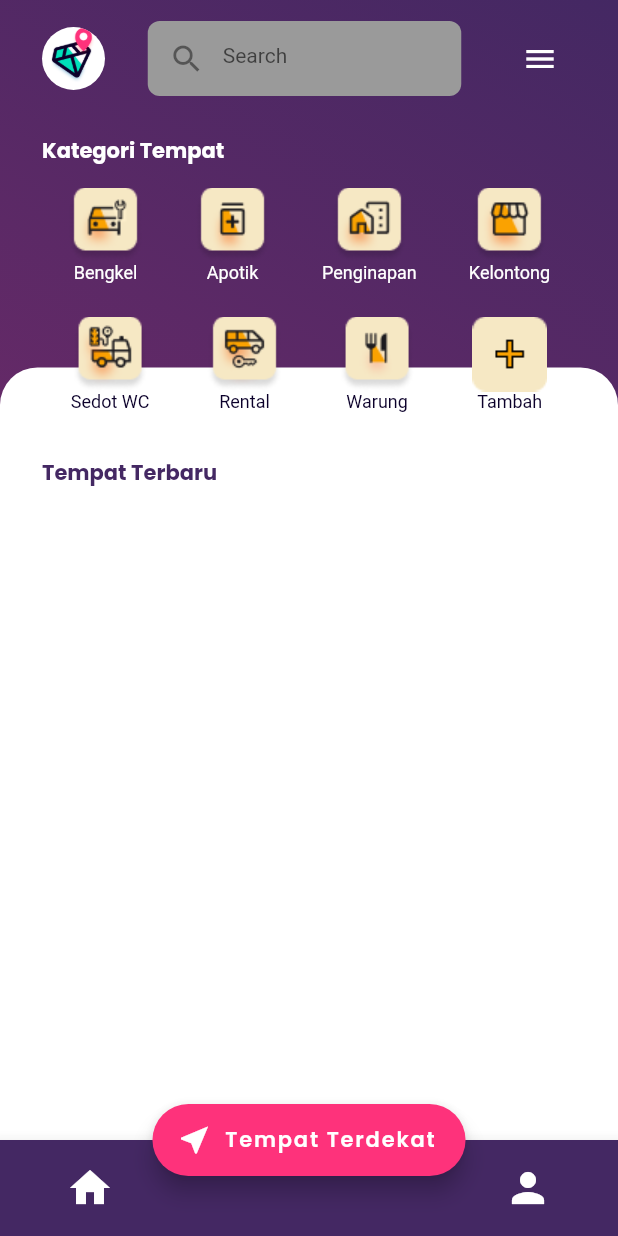
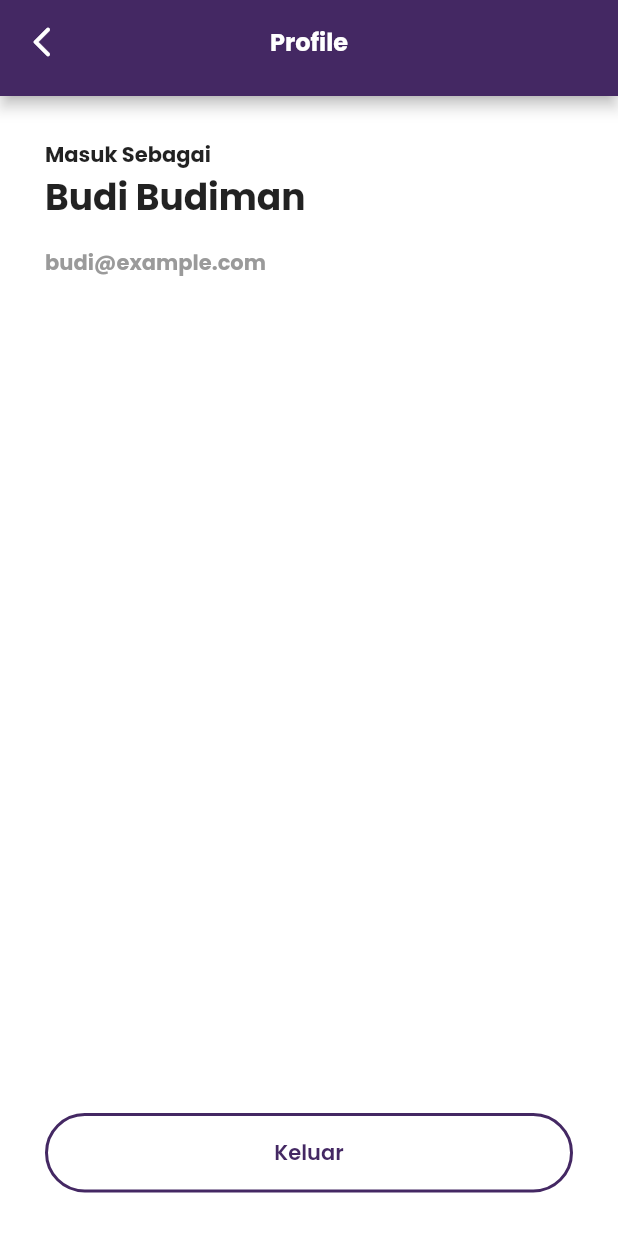
Before and after one commit to CPSG-09/hiddengems, a Flutter app: the HomePage screen opened by its route, after a tap on the "person" icon, on a phone screen of 412 x 824 dp. Run offline on Flutter 3.47's test engine with Material 2 defaults, Android fonts, the phone set to English and light mode, and no system bars; our stand-ins replace firebase_core, google_fonts; missing offline and left inert: cloud_firestore_web, firebase_auth_web, firebase_core_web, firebase_storage_web; accounts and stored records are empty; Roboto replaces fonts that are missing (Heebo).

Commit message:
Penambahan Slicing Home Page, Profile Page, Tambah Tempat Page

```diff
--- a/lib/main.dart
+++ b/lib/main.dart
@@ -2,8 +2,10 @@ import 'package:flutter/material.dart';
 import 'package:hiddengems/common/utils.dart';
 import 'package:hiddengems/persentation/pages/home_page.dart';
 import 'package:hiddengems/persentation/pages/login_page.dart';
+import 'package:hiddengems/persentation/pages/profile_page.dart';
 import 'package:hiddengems/persentation/pages/signup_page.dart';
 import 'package:hiddengems/persentation/pages/splash_page.dart';
+import 'package:hiddengems/persentation/pages/tambah_tampat_page.dart';
 
 void main() {
   runApp(const MyApp());
@@ -37,6 +39,10 @@ class MyApp extends StatelessWidget {
             return MaterialPageRoute(builder: (_) => const SignUpPage());
           case HomePage.ROUTE_NAME:
             return MaterialPageRoute(builder: (_) => const HomePage());
+          case ProfilePage.ROUTE_NAME:
+            return MaterialPageRoute(builder: (_) => const ProfilePage());
+          case TambahTempatPage.ROUTE_NAME:
+            return MaterialPageRoute(builder: (_) => const TambahTempatPage());
           default:
             return MaterialPageRoute(builder: (_) {
               return const Scaffold(
--- a/lib/persentation/pages/home_page.dart
+++ b/lib/persentation/pages/home_page.dart
@@ -1,6 +1,9 @@
 import 'package:flutter/material.dart';
 import 'package:hiddengems/common/constants.dart';
+import 'package:hiddengems/persentation/pages/profile_page.dart';
+import 'package:hiddengems/persentation/pages/tambah_tampat_page.dart';
 import 'package:hiddengems/persentation/widgets/icon_menu.dart';
+import 'package:hiddengems/persentation/widgets/item_card.dart';
 
 class HomePage extends StatefulWidget {
   static const ROUTE_NAME = '/home';
@@ -30,8 +33,11 @@ class _HomePageState extends State<HomePage> {
                 icon: const Icon(Icons.home, size: 32, color: kWhite),
               ),
               IconButton(
-                onPressed: () {},
-                icon: const Icon(Icons.person, size: 32, color: kWhite),
+                onPressed: () {
+                  Navigator.pushNamed(context, ProfilePage.ROUTE_NAME);
+                },
+                icon: const CircleAvatar(
+                    child: Icon(Icons.person, size: 32, color: kWhite)),
               ),
             ],
           ),
@@ -160,13 +166,13 @@ class _HomePageState extends State<HomePage> {
                                   onTap: () {},
                                 ),
                                 IconMenu(
-                                  title: 'Kelontong',
+                                  title: 'Warung Kelontong',
                                   image: 'assets/icons/icon_kelontong.png',
                                   onTap: () {},
                                 ),
                               ],
                             ),
-                            const SizedBox(height: 22),
+                            const SizedBox(height: 6),
                             Row(
                               mainAxisAlignment: MainAxisAlignment.spaceAround,
                               children: [
@@ -177,30 +183,69 @@ class _HomePageState extends State<HomePage> {
                                   onTap: () {},
                                 ),
                                 IconMenu(
-                                  title: 'Rental',
+                                  title: 'Rental Kendaraan',
                                   image: 'assets/icons/icon_rental.png',
                                   titleColor: kBlack,
                                   onTap: () {},
                                 ),
                                 IconMenu(
-                                  title: 'Warung',
+                                  title: 'Warung Makan',
                                   image: 'assets/icons/icon_warung_makan.png',
                                   titleColor: kBlack,
                                   onTap: () {},
                                 ),
                                 IconMenu(
-                                  title: 'Tambah',
+                                  title: 'Tambah Tempat',
                                   image: 'assets/icons/icon_tambah_tempat.png',
                                   titleColor: kBlack,
-                                  onTap: () {},
+                                  onTap: () {
+                                    Navigator.pushNamed(
+                                        context, TambahTempatPage.ROUTE_NAME);
+                                  },
                                 ),
                               ],
                             ),
-                            const SizedBox(height: 30),
+                            const SizedBox(height: 20),
                             Text(
                               'Tempat Terbaru',
                               style: kFieldTitle.copyWith(color: kPurple),
                             ),
+                            const SizedBox(height: 16),
+                            Expanded(
+                                child: ListView(
+                              children: [
+                                ItemCard(
+                                  title: 'Bengekal Maju Abadi',
+                                  address: 'Jl. Diponegoro selatan no 14 Bali',
+                                  time: '08.00 - 22.00',
+                                  onTap: () {},
+                                ),
+                                ItemCard(
+                                  title: 'Bengekal Maju Abadi',
+                                  address: 'Jl. Diponegoro selatan no 14 Bali',
+                                  time: '08.00 - 22.00',
+                                  onTap: () {},
+                                ),
+                                ItemCard(
+                                  title: 'Bengekal Maju Abadi',
+                                  address: 'Jl. Diponegoro selatan no 14 Bali',
+                                  time: '08.00 - 22.00',
+                                  onTap: () {},
+                                ),
+                                ItemCard(
+                                  title: 'Bengekal Maju Abadi',
+                                  address: 'Jl. Diponegoro selatan no 14 Bali',
+                                  time: '08.00 - 22.00',
+                                  onTap: () {},
+                                ),
+                                ItemCard(
+                                  title: 'Bengekal Maju Abadi',
+                                  address: 'Jl. Diponegoro selatan no 14 Bali',
+                                  time: '08.00 - 22.00',
+                                  onTap: () {},
+                                ),
+                              ],
+                            )),
                           ],
                         ),
                       ),
--- /dev/null
+++ b/lib/persentation/pages/profile_page.dart
@@ -0,0 +1,63 @@
+import 'package:flutter/material.dart';
+import 'package:hiddengems/common/constants.dart';
+import 'package:hiddengems/persentation/widgets/button.dart';
+
+class ProfilePage extends StatelessWidget {
+  static const ROUTE_NAME = '/profile';
+
+  const ProfilePage({Key? key}) : super(key: key);
+
+  @override
+  Widget build(BuildContext context) {
+    return Scaffold(
+      backgroundColor: kWhite,
+      appBar: PreferredSize(
+        preferredSize: const Size.fromHeight(64.0),
+        child: AppBar(
+          leading: IconButton(
+            onPressed: () {
+              Navigator.pop(context);
+            },
+            icon: const Icon(Icons.arrow_back_ios_new_rounded),
+          ),
+          backgroundColor: kPurple,
+          title: Text(
+            'Profile',
+            style: kAppBar,
+          ),
+          centerTitle: true,
+        ),
+      ),
+      body: Padding(
+        padding: const EdgeInsets.symmetric(vertical: 29, horizontal: 30),
+        child: Column(
+          crossAxisAlignment: CrossAxisAlignment.start,
+          children: [
+            Text(
+              'Masuk Sebagai',
+              style: kFieldTitle,
+            ),
+            Text(
+              'Budi Budiman',
+              style: kTitleApp,
+            ),
+            const SizedBox(height: 15),
+            Text(
+              'budi@example.com',
+              style: kFieldTitle.copyWith(color: kGrey),
+            ),
+            const Spacer(),
+            Button(
+              name: 'Keluar',
+              onPressed: () {
+                Navigator.pop(context);
+              },
+              backgroundColor: Colors.transparent,
+              textColor: kPurple,
+            ),
+          ],
+        ),
+      ),
+    );
+  }
+}
--- a/lib/persentation/widgets/button.dart
+++ b/lib/persentation/widgets/button.dart
@@ -24,7 +24,7 @@ class Button extends StatelessWidget {
           backgroundColor: backgroundColor,
           elevation: 0,
           shape: RoundedRectangleBorder(
-            side: const BorderSide(color: kPurple),
+            side: const BorderSide(color: kPurple, width: 2),
             borderRadius: BorderRadius.circular(100.0),
           ),
         ),
--- a/lib/persentation/widgets/icon_menu.dart
+++ b/lib/persentation/widgets/icon_menu.dart
@@ -17,24 +17,29 @@ class IconMenu extends StatelessWidget {
 
   @override
   Widget build(BuildContext context) {
-    return Column(
+    return SizedBox(
+      height: 90,
+      width: 70,
+      child: Column(
         children: [
-        GestureDetector(
+          InkWell(
             onTap: onTap,
             child: Container(
               height: 50,
               width: 50,
               decoration: BoxDecoration(
-              image:
-                  DecorationImage(image: AssetImage(image), fit: BoxFit.cover),
+                image: DecorationImage(
+                    image: AssetImage(image), fit: BoxFit.cover),
               ),
             ),
           ),
           Text(
             title,
             style: kSubtitle.copyWith(color: titleColor),
-        )
+            textAlign: TextAlign.center,
+          ),
         ],
+      ),
     );
   }
 }
--- /dev/null
+++ b/lib/persentation/widgets/item_card.dart
@@ -0,0 +1,66 @@
+import 'package:flutter/material.dart';
+import 'package:hiddengems/common/constants.dart';
+
+class ItemCard extends StatelessWidget {
+  final String title;
+  final String address;
+  final String time;
+  final Function() onTap;
+
+  const ItemCard(
+      {required this.title,
+      required this.address,
+      required this.time,
+      required this.onTap,
+      Key? key})
+      : super(key: key);
+
+  @override
+  Widget build(BuildContext context) {
+    return Padding(
+      padding: const EdgeInsets.only(bottom: 8),
+      child: Row(
+        crossAxisAlignment: CrossAxisAlignment.start,
+        children: [
+          InkWell(
+            onTap: onTap,
+            child: SizedBox(
+              width: 56,
+              child: AspectRatio(
+                aspectRatio: 0.88,
+                child: Container(
+                  decoration: BoxDecoration(
+                    color: kGrey,
+                    borderRadius: BorderRadius.circular(12),
+                  ),
+                  child: Image.asset('assets/images/logo_app.png'),
+                ),
+              ),
+            ),
+          ),
+          const SizedBox(width: 15),
+          Column(
+            crossAxisAlignment: CrossAxisAlignment.start,
+            children: [
+              Text(
+                title,
+                style: kTitle,
+              ),
+              const SizedBox(height: 6),
+              Text(
+                address,
+                style: kSubtitle,
+              ),
+              Text.rich(
+                TextSpan(
+                  text: time,
+                  style: kSubtitle.copyWith(color: kPink),
+                ),
+              ),
+            ],
+          ),
+        ],
+      ),
+    );
+  }
+}
```
Also changed, not shown: lib/persentation/pages/tambah_tampat_page.dart (added, +218 -0 lines). Lines whose indentation alone changed are shown as unchanged.
